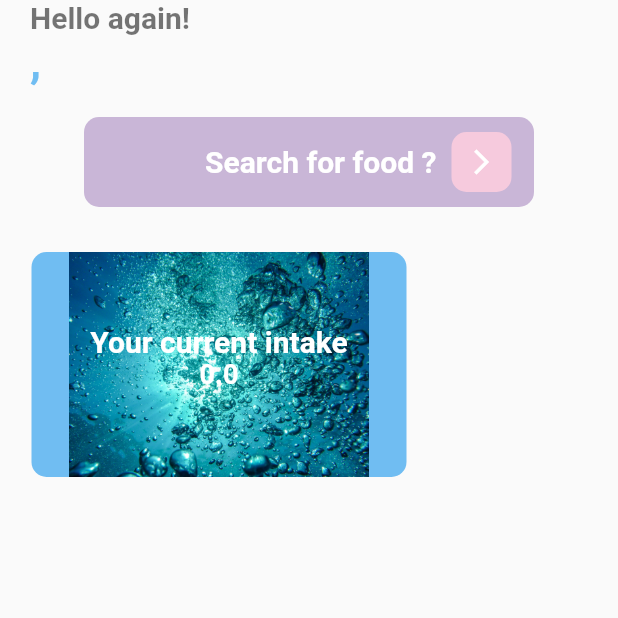
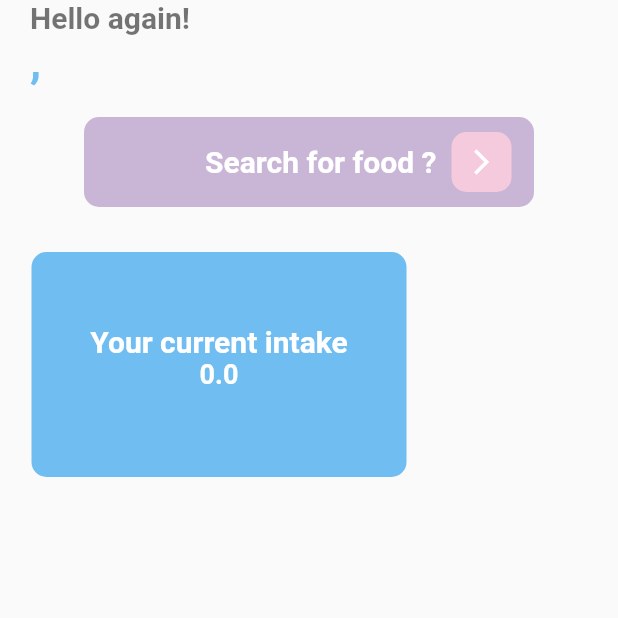
Before and after one commit to HC-DevE/Flutter-projects, a Flutter app: the HomePageScreen screen opened directly, on a phone screen of 412 x 824 dp, the top half of it. Run offline on Flutter 3.47's test engine with Material 2 defaults, Android fonts, the phone set to English and light mode, and no system bars; our stand-ins replace dots_indicator, firebase_auth, firebase_core, get, google_fonts, google_nav_bar and 2 more; accounts and stored records are empty.

Commit message:
fix bugs

```diff
--- a/watintake_dribble_design/lib/screens/home/homepage_screen.dart
+++ b/watintake_dribble_design/lib/screens/home/homepage_screen.dart
@@ -152,9 +152,9 @@ class _HomePageScreenState extends State<HomePageScreen> {
             decoration: BoxDecoration(
               color: const Color(0xff70BDF2),
               borderRadius: BorderRadius.circular(10),
-              image: DecorationImage(
-                image: Image.asset('lib/assets/images/water_bg.jpg').image,
-              ),
+              // image: DecorationImage(
+              //   image: Image.asset('lib/assets/images/water_bg.jpg').image,
+              // ),
             ),
             child: Column(
               mainAxisAlignment: MainAxisAlignment.center,
```
